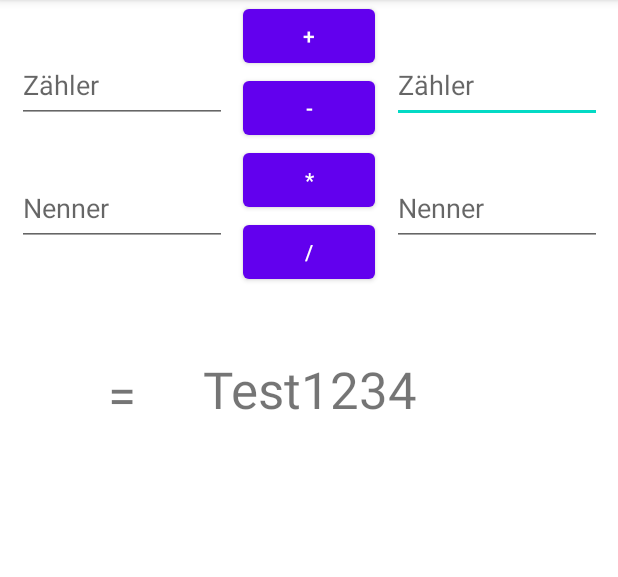
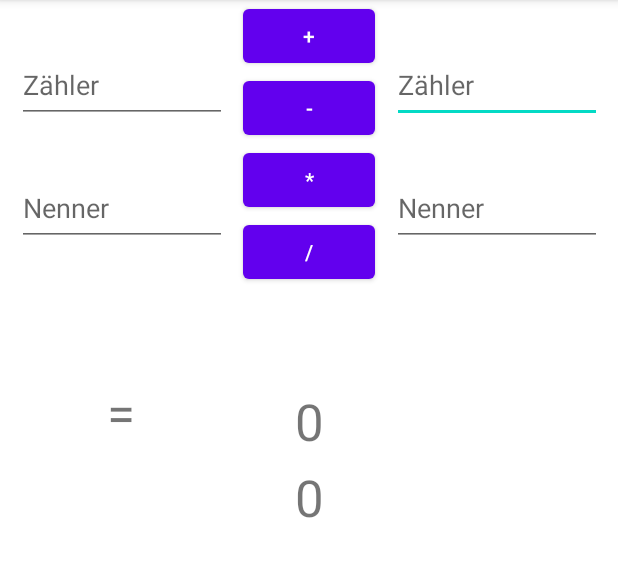
Before and after one commit to n0x-io/java_mot_testing, an Android app: the screen it shows after launch (MainActivity), on a phone screen of 412 x 824 dp, the part 84-661 px from its top. Run offline under Robolectric (Android 15) with nearby library versions, the phone set to English and light mode, and no system bars; our stand-ins replace data binding.

Commit message:
Korrektes zuweisen der FractionCalculator zur DataBinding-Funktionalität

```diff
--- a/app/src/main/java/io/n0x/android/java_mot_testing/FractionCalculator.java
+++ b/app/src/main/java/io/n0x/android/java_mot_testing/FractionCalculator.java
@@ -5,55 +5,82 @@ import android.util.Log;
 import android.widget.TextView;
 
 import androidx.appcompat.app.AppCompatActivity;
+import androidx.databinding.BaseObservable;
+import androidx.databinding.Bindable;
 
-public class FractionCalculator{
+public class FractionCalculator extends BaseObservable{
 
     private static final String TAG = FractionCalculator.class.getName();
 
-    private int enumLeft;
-    private int denomLeft;
-    private int enumRight;
-    private int denomRight;
-    public int enumResult;
-    public int denomResult;
+    private String denomLeft;
+    private String enumLeft;
+    private String denomRight;
+    private String enumRight;
+    private String denomResult;
+    private String enumResult;
 
-
-    protected void doStuff() {
-          Log.d(TAG, "FractionCalculator started");
+    public FractionCalculator(){
+        Log.d(TAG, "new FractionCalculator created");
     }
 
-    public int getEnumLeft() {
+    /// #### GETTER AND SETTER ####
+    @Bindable
+    public String getDenomLeft() {
+        return denomLeft;
+    }
+
+    public void setDenomLeft(String denomLeft) {
+        this.denomLeft = denomLeft;
+        notifyPropertyChanged(BR.denomLeft);
+    }
+
+    @Bindable
+    public String getEnumLeft() {
         return enumLeft;
     }
 
-    public void setEnumLeft(int enumLeft) {
+    public void setEnumLeft(String enumLeft) {
         this.enumLeft = enumLeft;
+        notifyPropertyChanged(BR.enumLeft);
     }
 
-    public int getDenomLeft() {
-        return denomLeft;
+    @Bindable
+    public String getDenomRight() {
+        return denomRight;
     }
 
-    public void setDenomLeft(int denomLeft) {
-        this.denomLeft = denomLeft;
+    public void setDenomRight(String denomRight) {
+        this.denomRight = denomRight;
+        notifyPropertyChanged(BR.denomRight);
     }
 
-    public int getEnumRight() {
+    @Bindable
+    public String getEnumRight() {
         return enumRight;
     }
 
-    public void setEnumRight(int enumRight) {
+    public void setEnumRight(String enumRight) {
         this.enumRight = enumRight;
+        notifyPropertyChanged(BR.enumRight);
     }
 
-    public int getDenomRight() {
-        return denomRight;
+    @Bindable
+    public String getDenomResult() {
+        return denomResult;
     }
 
-    public void setDenomRight(int denomRight) {
-        this.denomRight = denomRight;
+    public void setDenomResult(String denomResult) {
+        this.denomResult = denomResult;
+        notifyPropertyChanged(BR.denomResult);
     }
 
-    // GETTER AND SETTER
+    @Bindable
+    public String getEnumResult() {
+        return enumResult;
+    }
 
+    public void setEnumResult(String enumResult) {
+        this.enumResult = enumResult;
+        notifyPropertyChanged(BR.enumResult);
+    }
 }
--- a/app/src/main/java/io/n0x/android/java_mot_testing/MainActivity.java
+++ b/app/src/main/java/io/n0x/android/java_mot_testing/MainActivity.java
@@ -1,54 +1,52 @@
 package io.n0x.android.java_mot_testing;
 
-import android.content.Intent;
 import android.os.Bundle;
 import android.util.Log;
 import android.view.View;
 import android.widget.TextView;
 
 import androidx.appcompat.app.AppCompatActivity;
-import androidx.databinding.BindingAdapter;
+import androidx.databinding.DataBindingUtil;
+
+import io.n0x.android.java_mot_testing.databinding.Ex9DataBindingBinding;
 
 public class MainActivity extends AppCompatActivity implements View.OnClickListener {
-
+    // For debugging
     private static final String TAG = MainActivity.class.getName();
-
-
-
-    FractionCalculator calc = new FractionCalculator();
+    // Local calculator instance
+    private FractionCalculator calc;
 
     @Override
     protected void onCreate(Bundle savedInstanceState) {
         super.onCreate(savedInstanceState);
-        setContentView(R.layout.ex9_data_binding);
-        Log.d(TAG, "MainActivity started");
+        // create calculator instance
+        calc = new FractionCalculator();
 
+        // set a value for testing
+        calc.setEnumResult("0");
+        calc.setDenomResult("0");
 
-         // Button Listeners
+        // Bind instance of FractionCalculator to view
+        Ex9DataBindingBinding binding = DataBindingUtil.setContentView(this, R.layout.ex9_data_binding);
+        binding.setCalc(calc);
+
+        // Button Listeners
         findViewById(R.id.button_add).setOnClickListener(this);
 
-        calc.doStuff();
+        // Log create action
+        Log.d(TAG, "MainActivity started");
     }
 
     @Override
     public void onClick(View v) {
         if (v.getId() == R.id.button_add) {
 
+            // works (without using bindings)
             TextView textView = findViewById(R.id.txt_enum_result);
-            textView.setText("10");
+            textView.setText("1234");
 
-            calc.enumResult = 5;
-            calc.denomResult = 6;
-
-            //calc.setDenomLeft(10);
-/*
-            enumLeft = 1;
-            denomLeft = 2;
-            enumRight = 3;
-            denomRight = 4;
-
-
- //*/
+            // work with DataBinding
+            calc.setDenomLeft("123123123");
         }
     }
 }
--- a/app/src/main/res/layout/ex9_data_binding.xml
+++ b/app/src/main/res/layout/ex9_data_binding.xml
@@ -1,5 +1,6 @@
 <?xml version="1.0" encoding="utf-8"?>
-<layout xmlns:tools="http://schemas.android.com/tools"
+<layout xmlns:android="http://schemas.android.com/apk/res/android"
+    xmlns:tools="http://schemas.android.com/tools"
     xmlns:app="http://schemas.android.com/apk/res-auto">
 
     <data>
@@ -8,7 +9,7 @@
             type="io.n0x.android.java_mot_testing.FractionCalculator" />
     </data>
 
-    <androidx.constraintlayout.widget.ConstraintLayout xmlns:android="http://schemas.android.com/apk/res/android"
+    <androidx.constraintlayout.widget.ConstraintLayout
         android:layout_width="match_parent"
         android:layout_height="match_parent">
 
@@ -53,42 +54,40 @@
             android:id="@+id/txt_equals"
             android:layout_width="wrap_content"
             android:layout_height="wrap_content"
-            android:layout_marginTop="48dp"
+            android:layout_marginTop="60dp"
             android:text="="
             android:textSize="34sp"
             app:layout_constraintEnd_toEndOf="parent"
-            app:layout_constraintHorizontal_bias="0.183"
+            app:layout_constraintHorizontal_bias="0.181"
             app:layout_constraintStart_toStartOf="parent"
             app:layout_constraintTop_toBottomOf="@+id/button_div" />
 
         <TextView
-            android:text="@{calc.denomResult}"
+            android:id="@+id/txt_enum_result"
+            android:layout_width="wrap_content"
+            android:layout_height="wrap_content"
+            android:layout_marginTop="64dp"
+            android:text="@{calc.enumResult}"
+            android:textAlignment="center"
+            android:textSize="34sp"
+            app:layout_constraintBottom_toTopOf="@+id/txt_denom_result"
+            app:layout_constraintEnd_toEndOf="parent"
+            app:layout_constraintStart_toStartOf="parent"
+            app:layout_constraintTop_toBottomOf="@+id/button_div" />
+
+        <TextView
             android:id="@+id/txt_denom_result"
             android:layout_width="wrap_content"
             android:layout_height="wrap_content"
             android:layout_marginTop="3dp"
             android:layout_marginBottom="412dp"
+            android:text="@{calc.denomResult}"
             android:textAlignment="center"
             android:textSize="34sp"
             app:layout_constraintBottom_toBottomOf="parent"
             app:layout_constraintEnd_toEndOf="parent"
-            app:layout_constraintHorizontal_bias="0.247"
-            app:layout_constraintStart_toEndOf="@+id/txt_equals"
+            app:layout_constraintStart_toStartOf="parent"
             app:layout_constraintTop_toBottomOf="@+id/txt_enum_result" />
-
-        <TextView
-            android:text="Test1234"
-            android:id="@+id/txt_enum_result"
-            android:layout_width="wrap_content"
-            android:layout_height="wrap_content"
-            android:layout_marginTop="32dp"
-            android:textAlignment="center"
-            android:textSize="34sp"
-            app:layout_constraintBottom_toTopOf="@+id/txt_denom_result"
-            app:layout_constraintEnd_toEndOf="parent"
-            app:layout_constraintHorizontal_bias="0.247"
-            app:layout_constraintStart_toEndOf="@+id/txt_equals"
-            app:layout_constraintTop_toBottomOf="@+id/button_div" />
 
         <EditText
             android:text="@{calc.enumRight}"
@@ -104,7 +103,7 @@
             app:layout_constraintTop_toTopOf="parent" />
 
         <EditText
-            android:text="@{calc.enumLeft}"
+            android:text="@{calc.enumRight}"
             android:id="@+id/enumLeft"
             android:layout_width="140dp"
             android:layout_height="50dp"
```
Also changed, not shown: app/src/main/res/layout/activity_main.xml (deleted, +0 -18 lines).
